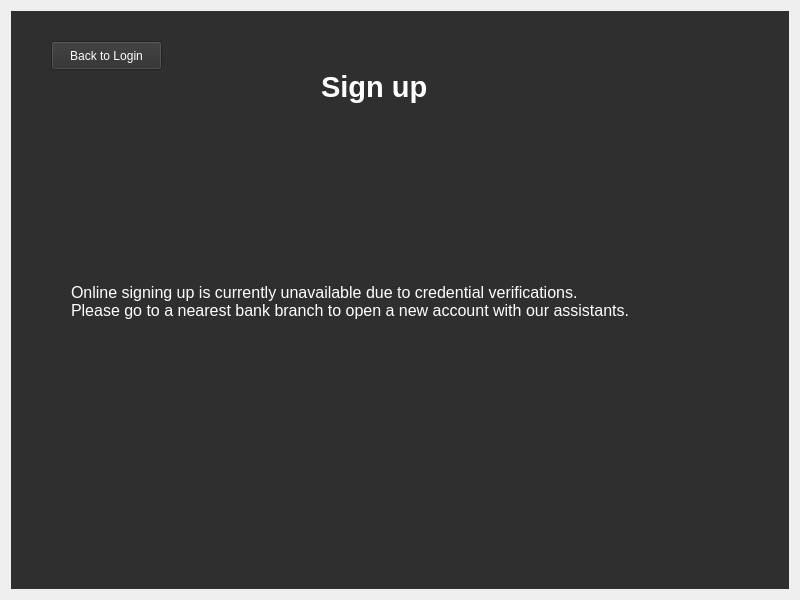
First picture: the form in EARNClientApp/clientapp.ui, repository nsmangat/nsmangat-COMP72070-Section1-Group3-EARNBankingSystem, before the edit.
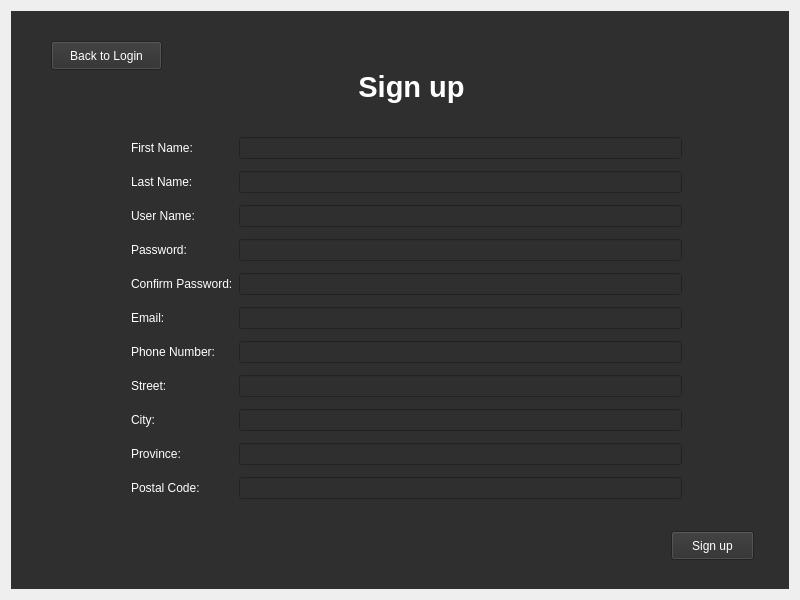
Second picture: the form after the edit. The open tabs and pages were chosen to show the change.

Patch:
```diff
--- a/EARNClientApp/clientapp.ui
+++ b/EARNClientApp/clientapp.ui
@@ -14,7 +14,7 @@
    <string>ClientApp</string>
   </property>
   <layout class="QGridLayout" name="gridLayout">
-   <item row="0" column="1">
+   <item row="0" column="0">
     <widget class="QStackedWidget" name="stackedWidget">
      <property name="styleSheet">
       <string notr="true">color:white;</string>
@@ -248,34 +248,12 @@
 background-color:rgb(47, 47, 47)
 </string>
       </property>
-      <widget class="QLabel" name="SignupMsg_label">
-       <property name="geometry">
-        <rect>
-         <x>60</x>
-         <y>230</y>
-         <width>671</width>
-         <height>121</height>
-        </rect>
-       </property>
-       <property name="font">
-        <font>
-         <pointsize>12</pointsize>
-        </font>
-       </property>
-       <property name="contextMenuPolicy">
-        <enum>Qt::ActionsContextMenu</enum>
-       </property>
-       <property name="text">
-        <string>Online signing up is currently unavailable due to credential verifications. 
-Please go to a nearest bank branch to open a new account with our assistants.</string>
-       </property>
-      </widget>
       <widget class="QLabel" name="Signup_label">
        <property name="geometry">
         <rect>
-         <x>310</x>
+         <x>330</x>
          <y>40</y>
-         <width>151</width>
+         <width>141</width>
          <height>71</height>
         </rect>
        </property>
@@ -288,6 +266,9 @@
        <property name="text">
         <string>Sign up</string>
        </property>
+       <property name="alignment">
+        <set>Qt::AlignCenter</set>
+       </property>
       </widget>
       <widget class="QPushButton" name="BackToLogin_pushButton_2">
        <property name="geometry">
@@ -302,6 +283,145 @@
         <string>Back to Login</string>
        </property>
       </widget>
+      <widget class="QWidget" name="gridLayoutWidget_3">
+       <property name="geometry">
+        <rect>
+         <x>120</x>
+         <y>120</y>
+         <width>551</width>
+         <height>380</height>
+        </rect>
+       </property>
+       <layout class="QGridLayout" name="gridLayout_4">
+        <item row="3" column="0">
+         <widget class="QLabel" name="NewPassword_label">
+          <property name="text">
+           <string>Password:</string>
+          </property>
+         </widget>
+        </item>
+        <item row="6" column="0">
+         <widget class="QLabel" name="Phone_label">
+          <property name="text">
+           <string>Phone Number:</string>
+          </property>
+         </widget>
+        </item>
+        <item row="10" column="0">
+         <widget class="QLabel" name="PostalCode_label">
+          <property name="text">
+           <string>Postal Code:</string>
+          </property>
+         </widget>
+        </item>
+        <item row="5" column="0">
+         <widget class="QLabel" name="Email_label_2">
+          <property name="text">
+           <string>Email:</string>
+          </property>
+         </widget>
+        </item>
+        <item row="8" column="0">
+         <widget class="QLabel" name="City_label">
+          <property name="text">
+           <string>City:</string>
+          </property>
+         </widget>
+        </item>
+        <item row="1" column="0">
+         <widget class="QLabel" name="LastName_label">
+          <property name="text">
+           <string>Last Name:</string>
+          </property>
+         </widget>
+        </item>
+        <item row="7" column="0">
+         <widget class="QLabel" name="Street_label">
+          <property name="text">
+           <string>Street:</string>
+          </property>
+         </widget>
+        </item>
+        <item row="2" column="0">
+         <widget class="QLabel" name="UserName_label">
+          <property name="text">
+           <string>User Name:</string>
+          </property>
+         </widget>
+        </item>
+        <item row="0" column="0">
+         <widget class="QLabel" name="FirstName_label">
+          <property name="text">
+           <string>First Name:</string>
+          </property>
+         </widget>
+        </item>
+        <item row="4" column="0">
+         <widget class="QLabel" name="ConfirmPassword_label">
+          <property name="text">
+           <string>Confirm Password:</string>
+          </property>
+         </widget>
+        </item>
+        <item row="9" column="0">
+         <widget class="QLabel" name="Province_label">
+          <property name="text">
+           <string>Province:</string>
+          </property>
+         </widget>
+        </item>
+        <item row="0" column="2">
+         <widget class="QLineEdit" name="FirstName_lineEdit">
+          <property name="styleSheet">
+           <string notr="true">border-color: qlineargradient(spread:pad, x1:0, y1:0, x2:1, y2:0, stop:0 rgba(255, 178, 102, 255), stop:0.55 rgba(235, 148, 61, 255), stop:0.98 rgba(0, 0, 0, 255), stop:1 rgba(0, 0, 0, 0));</string>
+          </property>
+         </widget>
+        </item>
+        <item row="1" column="2">
+         <widget class="QLineEdit" name="LastName_lineEdit"/>
+        </item>
+        <item row="2" column="2">
+         <widget class="QLineEdit" name="UserName_lineEdit"/>
+        </item>
+        <item row="3" column="2">
+         <widget class="QLineEdit" name="NewPassword_lineEdit"/>
+        </item>
+        <item row="4" column="2">
+         <widget class="QLineEdit" name="ConfirmPassword_lineEdit"/>
+        </item>
+        <item row="5" column="2">
+         <widget class="QLineEdit" name="Email_lineEdit"/>
+        </item>
+        <item row="6" column="2">
+         <widget class="QLineEdit" name="Phone_lineEdit"/>
+        </item>
+        <item row="7" column="2">
+         <widget class="QLineEdit" name="Street_lineEdit"/>
+        </item>
+        <item row="8" column="2">
+         <widget class="QLineEdit" name="City_lineEdit"/>
+        </item>
+        <item row="9" column="2">
+         <widget class="QLineEdit" name="Province_lineEdit"/>
+        </item>
+        <item row="10" column="2">
+         <widget class="QLineEdit" name="PostalCode_lineEdit"/>
+        </item>
+       </layout>
+      </widget>
+      <widget class="QPushButton" name="Signup_pushButton">
+       <property name="geometry">
+        <rect>
+         <x>660</x>
+         <y>520</y>
+         <width>83</width>
+         <height>29</height>
+        </rect>
+       </property>
+       <property name="text">
+        <string>Sign up</string>
+       </property>
+      </widget>
      </widget>
      <widget class="QWidget" name="page4_Menu">
       <property name="styleSheet">
```
Left out of the diff: 543 changed lines with no effect on the pictures.
